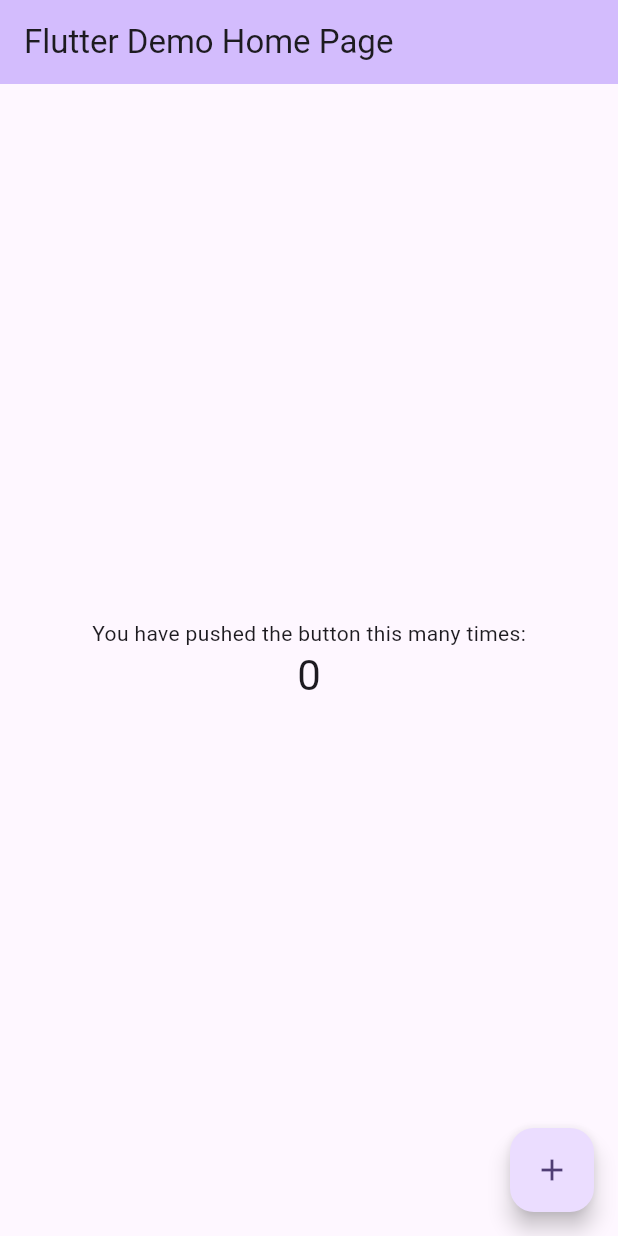
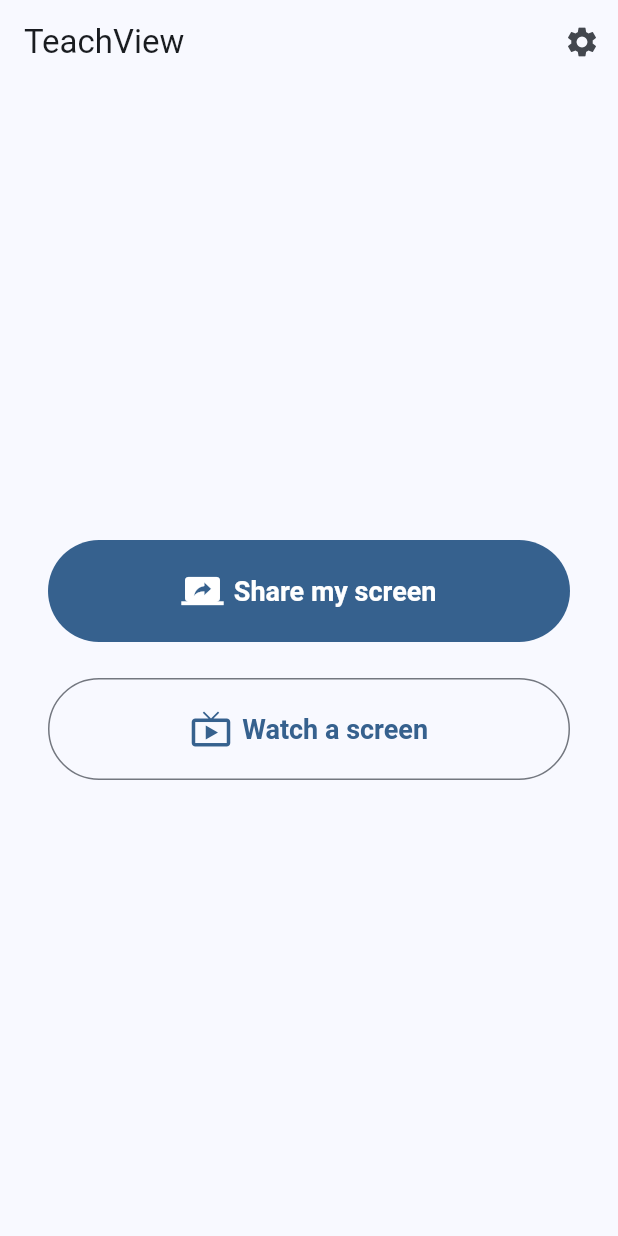
Before and after one commit to rimonxyg/sudoview, a Flutter app: the screen it shows after launch, on a phone screen of 412 x 824 dp. Run offline on Flutter 3.47's test engine with Material 3 defaults, Android fonts, the phone set to English and light mode, and no system bars; our stand-ins replace shared_preferences.

Commit message:
T2.4: home screen

```diff
--- a/app/lib/main.dart
+++ b/app/lib/main.dart
@@ -1,122 +1,33 @@
 import 'package:flutter/material.dart';
+import 'screens/home_screen.dart';
 
 void main() {
-  runApp(const MyApp());
+  runApp(const TeachViewApp());
 }
 
-class MyApp extends StatelessWidget {
-  const MyApp({super.key});
+class TeachViewApp extends StatelessWidget {
+  const TeachViewApp({super.key});
 
-  // This widget is the root of your application.
   @override
   Widget build(BuildContext context) {
     return MaterialApp(
-      title: 'Flutter Demo',
+      title: 'TeachView',
+      debugShowCheckedModeBanner: false,
       theme: ThemeData(
-        // This is the theme of your application.
-        //
-        // TRY THIS: Try running your application with "flutter run". You'll see
-        // the application has a purple toolbar. Then, without quitting the app,
-        // try changing the seedColor in the colorScheme below to Colors.green
-        // and then invoke "hot reload" (save your changes or press the "hot
-        // reload" button in a Flutter-supported IDE, or press "r" if you used
-        // the command line to start the app).
-        //
-        // Notice that the counter didn't reset back to zero; the application
-        // state is not lost during the reload. To reset the state, use hot
-        // restart instead.
-        //
-        // This works for code too, not just values: Most code changes can be
-        // tested with just a hot reload.
-        colorScheme: .fromSeed(seedColor: Colors.deepPurple),
+        useMaterial3: true,
+        colorScheme: ColorScheme.fromSeed(
+          seedColor: Colors.blue,
+          brightness: Brightness.light,
+        ),
       ),
-      home: const MyHomePage(title: 'Flutter Demo Home Page'),
+      darkTheme: ThemeData(
+        useMaterial3: true,
+        colorScheme: ColorScheme.fromSeed(
+          seedColor: Colors.blue,
+          brightness: Brightness.dark,
+        ),
+      ),
+      home: const HomeScreen(),
     );
   }
 }
-
-class MyHomePage extends StatefulWidget {
-  const MyHomePage({super.key, required this.title});
-
-  // This widget is the home page of your application. It is stateful, meaning
-  // that it has a State object (defined below) that contains fields that affect
-  // how it looks.
-
-  // This class is the configuration for the state. It holds the values (in this
-  // case the title) provided by the parent (in this case the App widget) and
-  // used by the build method of the State. Fields in a Widget subclass are
-  // always marked "final".
-
-  final String title;
-
-  @override
-  State<MyHomePage> createState() => _MyHomePageState();
-}
-
-class _MyHomePageState extends State<MyHomePage> {
-  int _counter = 0;
-
-  void _incrementCounter() {
-    setState(() {
-      // This call to setState tells the Flutter framework that something has
-      // changed in this State, which causes it to rerun the build method below
-      // so that the display can reflect the updated values. If we changed
-      // _counter without calling setState(), then the build method would not be
-      // called again, and so nothing would appear to happen.
-      _counter++;
-    });
-  }
-
-  @override
-  Widget build(BuildContext context) {
-    // This method is rerun every time setState is called, for instance as done
-    // by the _incrementCounter method above.
-    //
-    // The Flutter framework has been optimized to make rerunning build methods
-    // fast, so that you can just rebuild anything that needs updating rather
-    // than having to individually change instances of widgets.
-    return Scaffold(
-      appBar: AppBar(
-        // TRY THIS: Try changing the color here to a specific color (to
-        // Colors.amber, perhaps?) and trigger a hot reload to see the AppBar
-        // change color while the other colors stay the same.
-        backgroundColor: Theme.of(context).colorScheme.inversePrimary,
-        // Here we take the value from the MyHomePage object that was created by
-        // the App.build method, and use it to set our appbar title.
-        title: Text(widget.title),
-      ),
-      body: Center(
-        // Center is a layout widget. It takes a single child and positions it
-        // in the middle of the parent.
-        child: Column(
-          // Column is also a layout widget. It takes a list of children and
-          // arranges them vertically. By default, it sizes itself to fit its
-          // children horizontally, and tries to be as tall as its parent.
-          //
-          // Column has various properties to control how it sizes itself and
-          // how it positions its children. Here we use mainAxisAlignment to
-          // center the children vertically; the main axis here is the vertical
-          // axis because Columns are vertical (the cross axis would be
-          // horizontal).
-          //
-          // TRY THIS: Invoke "debug painting" (choose the "Toggle Debug Paint"
-          // action in the IDE, or press "p" in the console), to see the
-          // wireframe for each widget.
-          mainAxisAlignment: .center,
-          children: [
-            const Text('You have pushed the button this many times:'),
-            Text(
-              '$_counter',
-              style: Theme.of(context).textTheme.headlineMedium,
-            ),
-          ],
-        ),
-      ),
-      floatingActionButton: FloatingActionButton(
-        onPressed: _incrementCounter,
-        tooltip: 'Increment',
-        child: const Icon(Icons.add),
-      ),
-    );
-  }
-}
--- /dev/null
+++ b/app/lib/screens/home_screen.dart
@@ -0,0 +1,62 @@
+import 'package:flutter/material.dart';
+import 'host_screen.dart';
+import 'viewer_screen.dart';
+
+class HomeScreen extends StatelessWidget {
+  const HomeScreen({super.key});
+
+  @override
+  Widget build(BuildContext context) {
+    return Scaffold(
+      appBar: AppBar(
+        title: const Text('TeachView'),
+        actions: [
+          IconButton(
+            icon: const Icon(Icons.settings),
+            onPressed: () {
+              // Settings dialog placeholder for T2.5
+            },
+          ),
+        ],
+      ),
+      body: Center(
+        child: Padding(
+          padding: const EdgeInsets.symmetric(horizontal: 32.0),
+          child: Column(
+            mainAxisAlignment: MainAxisAlignment.center,
+            crossAxisAlignment: CrossAxisAlignment.stretch,
+            children: [
+              FilledButton.icon(
+                style: FilledButton.styleFrom(
+                  padding: const EdgeInsets.symmetric(vertical: 20),
+                  textStyle: const TextStyle(fontSize: 18, fontWeight: FontWeight.bold),
+                ),
+                icon: const Icon(Icons.screen_share, size: 28),
+                label: const Text('Share my screen'),
+                onPressed: () {
+                  Navigator.of(context).push(
+                    MaterialPageRoute(builder: (_) => const HostScreen()),
+                  );
+                },
+              ),
+              const SizedBox(height: 24),
+              OutlinedButton.icon(
+                style: OutlinedButton.styleFrom(
+                  padding: const EdgeInsets.symmetric(vertical: 20),
+                  textStyle: const TextStyle(fontSize: 18, fontWeight: FontWeight.bold),
+                ),
+                icon: const Icon(Icons.live_tv, size: 28),
+                label: const Text('Watch a screen'),
+                onPressed: () {
+                  Navigator.of(context).push(
+                    MaterialPageRoute(builder: (_) => const ViewerScreen()),
+                  );
+                },
+              ),
+            ],
+          ),
+        ),
+      ),
+    );
+  }
+}
--- /dev/null
+++ b/app/lib/services/signaling.dart
@@ -0,0 +1,4 @@
+// Signaling service implementation placeholder
+class SignalingService {
+  SignalingService();
+}
```
Also changed, not shown: app/lib/screens/host_screen.dart (added, +22 -0 lines), app/lib/screens/viewer_screen.dart (added, +22 -0 lines), app/lib/services/settings.dart (added, +14 -0 lines), 1 other file.
